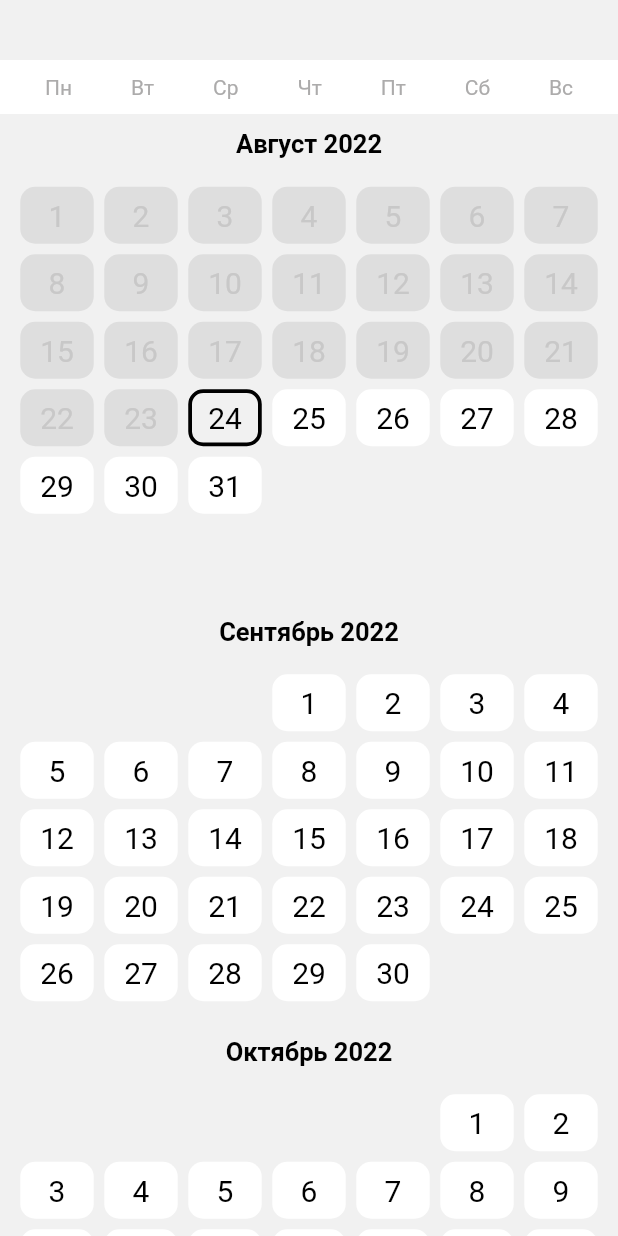
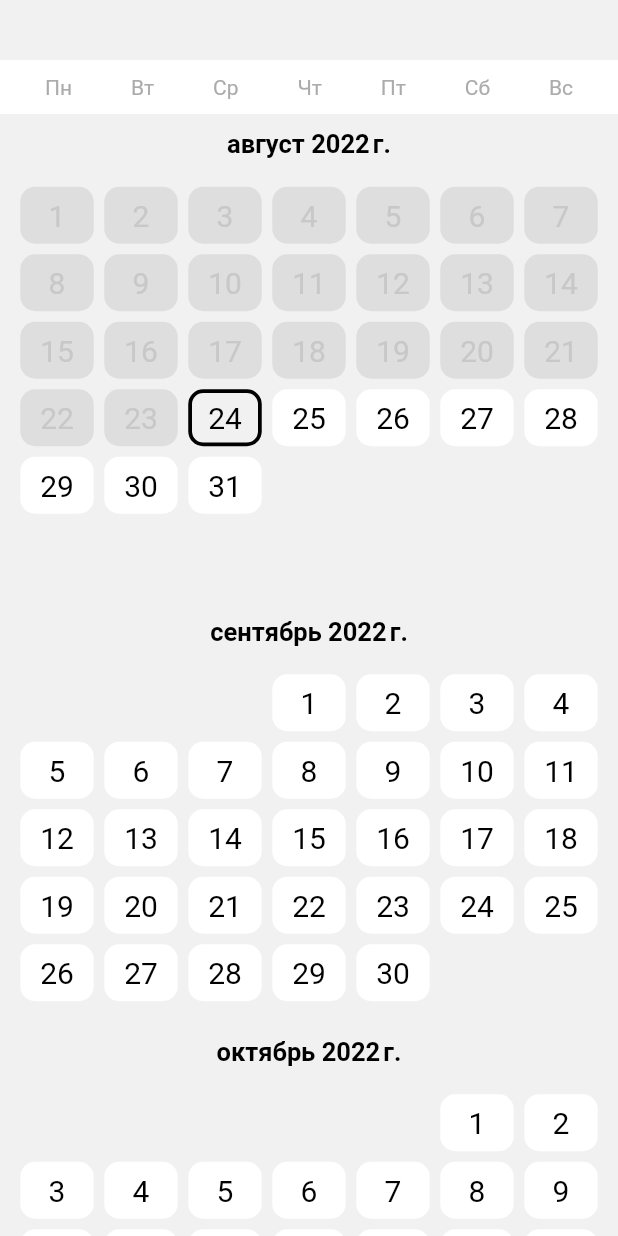
Before and after one commit to GenerallRoss/calendar, a Flutter app: the screen it shows after launch, on a phone screen of 412 x 824 dp. Run offline on Flutter 3.47's test engine with Material 2 defaults, Android fonts, the phone set to English and light mode, and no system bars.

Commit message:
Применены первые 4 правки

```diff
--- a/lib/calendar_widget.dart
+++ b/lib/calendar_widget.dart
@@ -1,7 +1,7 @@
 import 'package:flutter/material.dart';
 import 'package:provider/provider.dart';
 
-import 'layouts/month.dart';
+import 'layouts/month_card.dart';
 import 'utils/calendar_status.dart';
 import 'values/constants.dart';
 
@@ -20,17 +20,8 @@ Widget calenrarWidget(BuildContext context, [int thisCountMonths = 6]) {
             child: Padding(
               padding: const EdgeInsets.symmetric(horizontal: 30, vertical: 10),
               child: Row(
-                mainAxisAlignment: MainAxisAlignment.spaceBetween,
-                children: [
-                  Text('Пн', style: dayStyle),
-                  Text('Вт', style: dayStyle),
-                  Text('Ср', style: dayStyle),
-                  Text('Чт', style: dayStyle),
-                  Text('Пт', style: dayStyle),
-                  Text('Сб', style: dayStyle),
-                  Text('Вс', style: dayStyle),
-                ],
-              ),
+                  mainAxisAlignment: MainAxisAlignment.spaceBetween,
+                  children: days),
             ),
           ),
           Expanded(
--- a/lib/layouts/month.dart
+++ b/lib/layouts/month_card.dart
@@ -1,4 +1,6 @@
 import 'package:flutter/material.dart';
+import 'package:intl/intl.dart';
+import 'package:intl/date_symbol_data_local.dart';
 import 'package:provider/provider.dart';
 
 import '../utils/calendar_status.dart';
@@ -31,13 +33,15 @@ class _MonthCardState extends State<MonthCard> {
 
   @override
   Widget build(BuildContext context) {
+    initializeDateFormatting();
+    DateFormat dateMonth = DateFormat.yMMMM('ru');
     return SingleChildScrollView(
       child: Padding(
         padding: const EdgeInsets.symmetric(vertical: 10, horizontal: 10),
         child: Column(
           children: [
             Text(
-              "${months[widget.currentDate.month]} ${widget.currentDate.year}",
+              dateMonth.format(widget.currentDate),
               style: monthStyle,
             ),
             const SizedBox(
--- a/lib/values/constants.dart
+++ b/lib/values/constants.dart
@@ -62,3 +62,13 @@ const TextStyle unavaibleTextStyle =
 const TextStyle defaultTextStyle = TextStyle(color: Colors.black, fontSize: 20);
 
 const TextStyle choosenTextStyle = TextStyle(color: Colors.white, fontSize: 20);
+
+List<Widget> days = [
+  Text('Пн', style: dayStyle),
+  Text('Вт', style: dayStyle),
+  Text('Ср', style: dayStyle),
+  Text('Чт', style: dayStyle),
+  Text('Пт', style: dayStyle),
+  Text('Сб', style: dayStyle),
+  Text('Вс', style: dayStyle)
+];
```
